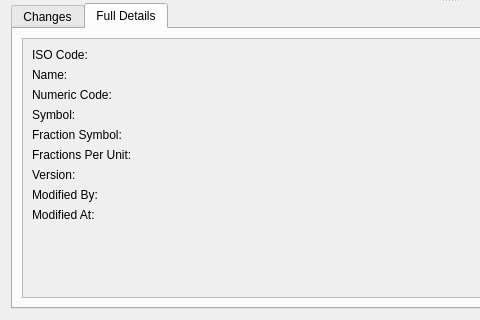
First picture: the form in projects/ores.qt/ui/CurrencyHistoryDialog.ui, repository OreStudio/OreStudio, before the edit; both pictures show x 0 to 480 and y 280 to 600 of the 900 by 600 pixel window.
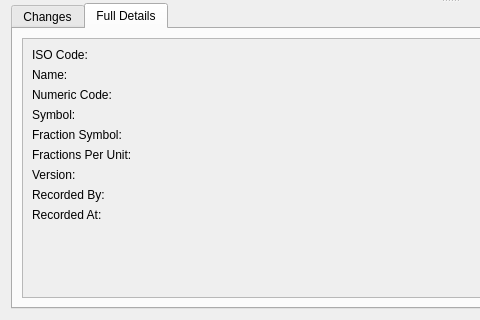
Second picture: the form after the edit. The open tabs and pages were chosen to show the change.

Commit message: refactor(risk): rename modified_by to recorded_by in currency domain types

```diff
--- a/projects/ores.qt/ui/CurrencyHistoryDialog.ui
+++ b/projects/ores.qt/ui/CurrencyHistoryDialog.ui
@@ -245,7 +245,7 @@
                <item row="7" column="0">
                 <widget class="QLabel" name="modifiedByLabel">
                  <property name="text">
-                  <string>Modified By:</string>
+                  <string>Recorded By:</string>
                  </property>
                 </widget>
                </item>
@@ -259,7 +259,7 @@
                <item row="8" column="0">
                 <widget class="QLabel" name="modifiedAtLabel">
                  <property name="text">
-                  <string>Modified At:</string>
+                  <string>Recorded At:</string>
                  </property>
                 </widget>
                </item>
```
Left out of the diff: 8 changed lines with no effect on the pictures. The commit also changes 26 other files.
